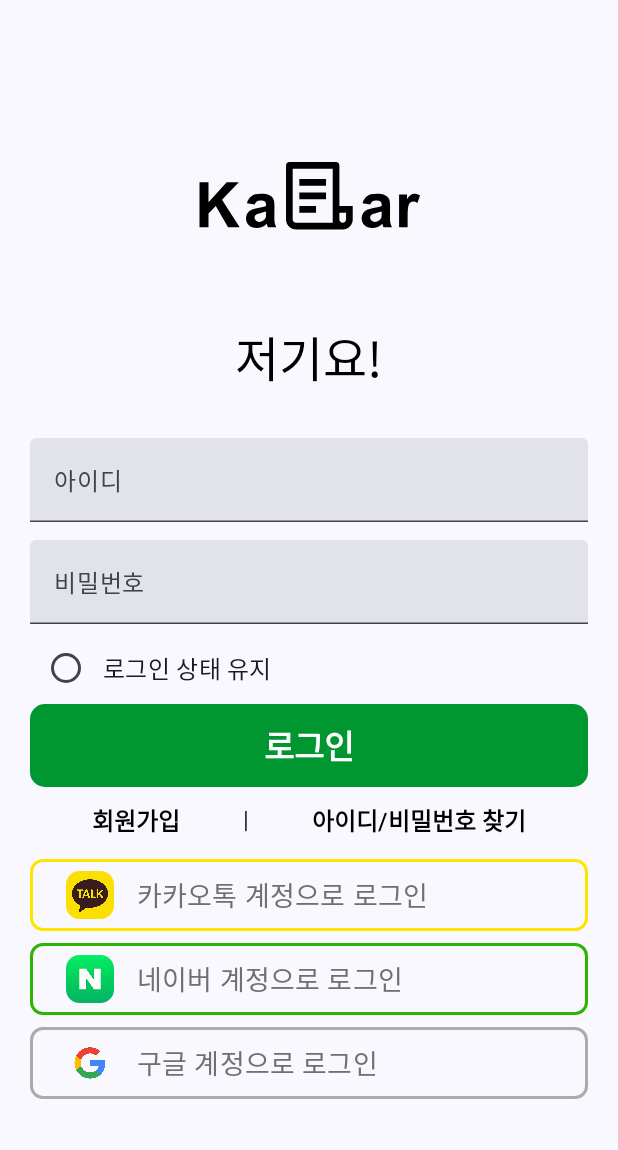
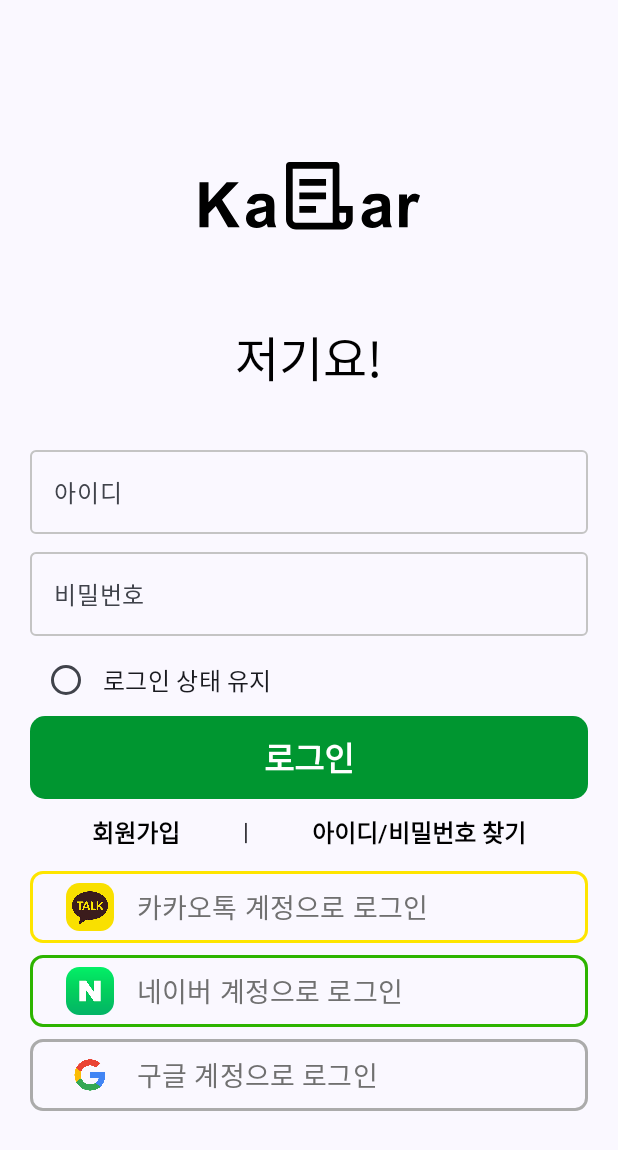
Before and after one commit to choorai/excuse-me-android, an Android app built with Jetpack Compose: the screen it shows after launch (MainActivity), on a phone screen of 412 x 824 dp. Shown: the top 1150 px of the screen. Run offline under Robolectric (Android 15) with nearby library versions, the phone set to English and light mode, and no system bars.

Commit message:
#2 : 아이디 비밀번호 입력란을 outlinedTextField로 변경 및 스타일 적용

```diff
--- a/app/src/main/java/choorai/projects/excuseme/presentation/login/LoginScreen.kt
+++ b/app/src/main/java/choorai/projects/excuseme/presentation/login/LoginScreen.kt
@@ -20,10 +20,11 @@ import androidx.compose.material3.Button
 import androidx.compose.material3.ButtonDefaults
 import androidx.compose.material3.Icon
 import androidx.compose.material3.MaterialTheme
+import androidx.compose.material3.OutlinedTextField
+import androidx.compose.material3.OutlinedTextFieldDefaults
 import androidx.compose.material3.RadioButton
 import androidx.compose.material3.Surface
 import androidx.compose.material3.Text
-import androidx.compose.material3.TextField
 import androidx.compose.runtime.Composable
 import androidx.compose.runtime.mutableStateOf
 import androidx.compose.runtime.remember
@@ -37,6 +38,7 @@ import androidx.compose.ui.res.painterResource
 import androidx.compose.ui.res.stringResource
 import androidx.compose.ui.text.TextStyle
 import androidx.compose.ui.text.font.FontWeight
+import androidx.compose.ui.text.input.PasswordVisualTransformation
 import androidx.compose.ui.text.style.TextAlign
 import androidx.compose.ui.unit.dp
 import androidx.compose.ui.unit.sp
@@ -124,22 +126,35 @@ private fun InputSection() {
             .fillMaxWidth()
             .padding(start = 20.dp, end = 20.dp, top = 20.dp),
     ) {
-        TextField(
+        // TODO : 입력란 클릭 시 화면을 살짝 올라가도록 변경해야함 (로그인 버튼이 자판에 가려지지 않도록 하기 위함)
+        // TODO : 화면 클릭 시 자판 내려가는 처리 필요
+        OutlinedTextField(
             modifier = Modifier.fillMaxWidth(),
             value = idTextState.value,
             singleLine = true,
             onValueChange = { idTextValue -> idTextState.value = idTextValue },
-            label = { Text(text = "아이디") }
+            label = { Text(text = "아이디") },
+            textStyle = TextStyle(fontSize = 18.sp, color = Color.Black),
+            colors = OutlinedTextFieldDefaults.colors(
+                unfocusedBorderColor = Color(0xFFC4C4C4),
+                focusedBorderColor = secondaryColor
+            ),
         )
 
-        Spacer(modifier = Modifier.padding(bottom = 12.dp))
+        Spacer(modifier = Modifier.padding(bottom = 4.dp))
 
-        TextField(
+        OutlinedTextField(
             modifier = Modifier.fillMaxWidth(),
             value = passwordTextState.value,
             singleLine = true,
             onValueChange = { passwordTextValue -> passwordTextState.value = passwordTextValue },
-            label = { Text(text = "비밀번호") }
+            label = { Text(text = "비밀번호") },
+            textStyle = TextStyle(fontSize = 18.sp, color = Color.Black),
+            colors = OutlinedTextFieldDefaults.colors(
+                unfocusedBorderColor = Color(0xFFC4C4C4),
+                focusedBorderColor = secondaryColor
+            ),
+            visualTransformation = PasswordVisualTransformation(),
         )
 
         // TODO : 나중에 기능도 같이 구현 필요. 현재는 그냥 UI만 구현
```
